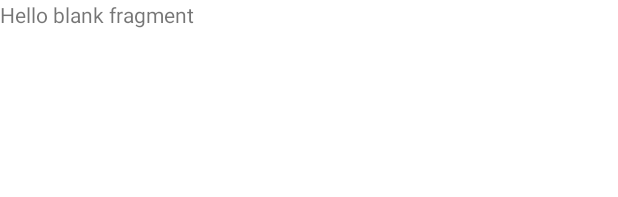
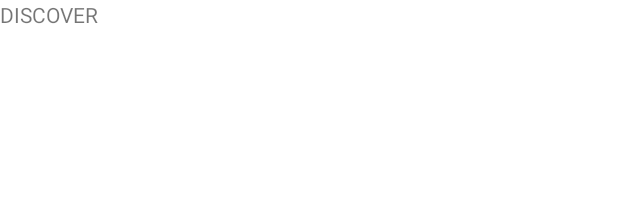
Before and after one commit to erwinarif31/news-in, an Android app: the layout fragment_discover.xml on its own in the app's theme, with its tools: preview values and no code run, on a phone screen of 412 x 824 dp. Shown: the top 197 px of the screen. Run offline under Robolectric (Android 15) with nearby library versions, the phone set to English and light mode, and no system bars.

```diff
--- a/app/src/main/res/layout/fragment_discover.xml
+++ b/app/src/main/res/layout/fragment_discover.xml
@@ -5,10 +5,8 @@
     android:layout_height="match_parent"
     tools:context=".fragment.DiscoverFragment">
 
-    <!-- TODO: Update blank fragment layout -->
     <TextView
-        android:layout_width="match_parent"
-        android:layout_height="match_parent"
-        android:text="@string/hello_blank_fragment" />
-
+        android:layout_width="wrap_content"
+        android:layout_height="wrap_content"
+        android:text="DISCOVER"/>
 </FrameLayout>
--- a/gradle.properties
+++ b/gradle.properties
@@ -21,3 +21,4 @@ android.useAndroidX=true
 android.nonTransitiveRClass=true
 android.defaults.buildfeatures.buildconfig=true
 android.nonFinalResIds=false
+org.gradle.unsafe.configuration-cache=true
```
Also changed, not shown: app/src/main/java/com/softwind/myapplication/adapter/BreakingNewsAdapter.java (added, +48 -0 lines), 1 other file.
